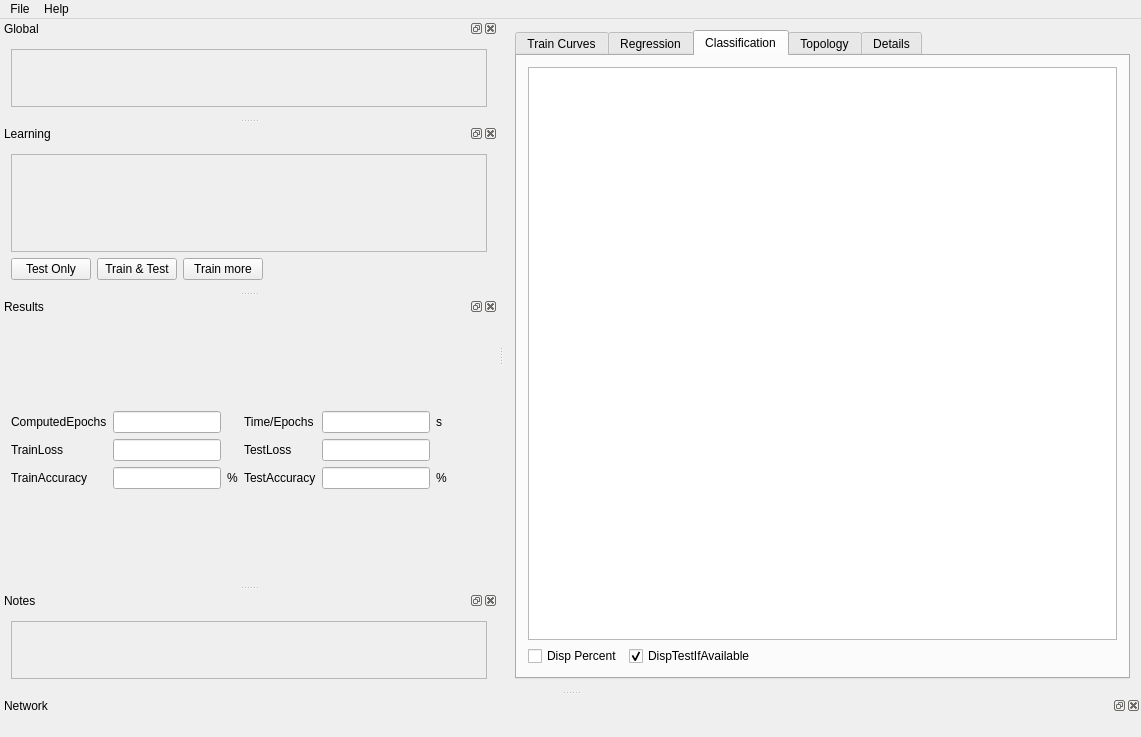
This is src/DNNLab/mainwindow.ui in edeforas/BeeDNN as Qt 5 draws it before an edit. The edited form follows.
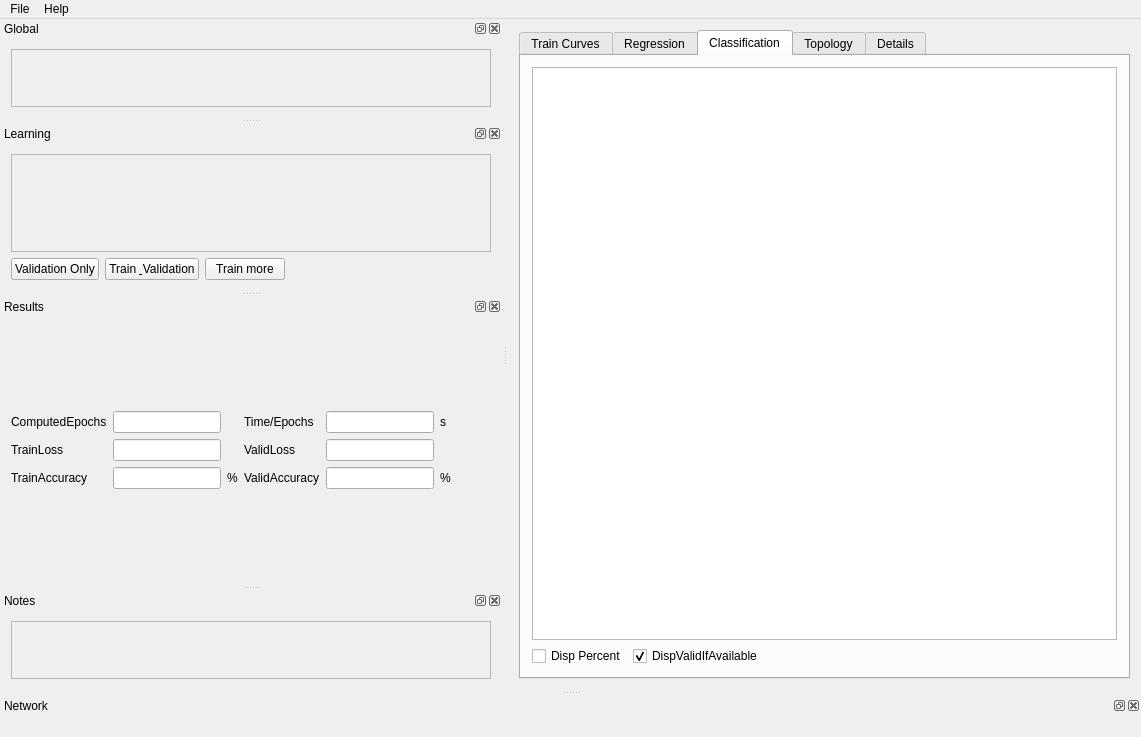
This is the edited form. Custom widgets are drawn as their Qt base class.

Commit message: added bernoulli timing matrix test ( before optim)

Patch:
```diff
--- a/src/DNNLab/mainwindow.ui
+++ b/src/DNNLab/mainwindow.ui
@@ -160,7 +160,7 @@
             <item>
              <widget class="QCheckBox" name="cbDispTestIfExist">
               <property name="text">
-               <string>DispTestIfAvailable</string>
+               <string>DispValidIfAvailable</string>
               </property>
               <property name="checked">
                <bool>true</bool>
@@ -371,14 +371,14 @@
        <item>
         <widget class="QPushButton" name="btnTestOnly">
          <property name="text">
-          <string>Test Only</string>
+          <string>Validation Only</string>
          </property>
         </widget>
        </item>
        <item>
         <widget class="QPushButton" name="btnTrainAndTest">
          <property name="text">
-          <string>Train &amp;&amp; Test</string>
+          <string>Train &amp; Validation</string>
          </property>
         </widget>
        </item>
@@ -441,7 +441,7 @@
        <item row="1" column="6">
         <widget class="QLabel" name="label">
          <property name="text">
-          <string>TestLoss</string>
+          <string>ValidLoss</string>
          </property>
         </widget>
        </item>
@@ -458,7 +458,7 @@
        <item row="2" column="6">
         <widget class="QLabel" name="label_17">
          <property name="text">
-          <string>TestAccuracy</string>
+          <string>ValidAccuracy</string>
          </property>
         </widget>
        </item>
```
The commit also changes 6 other files.
